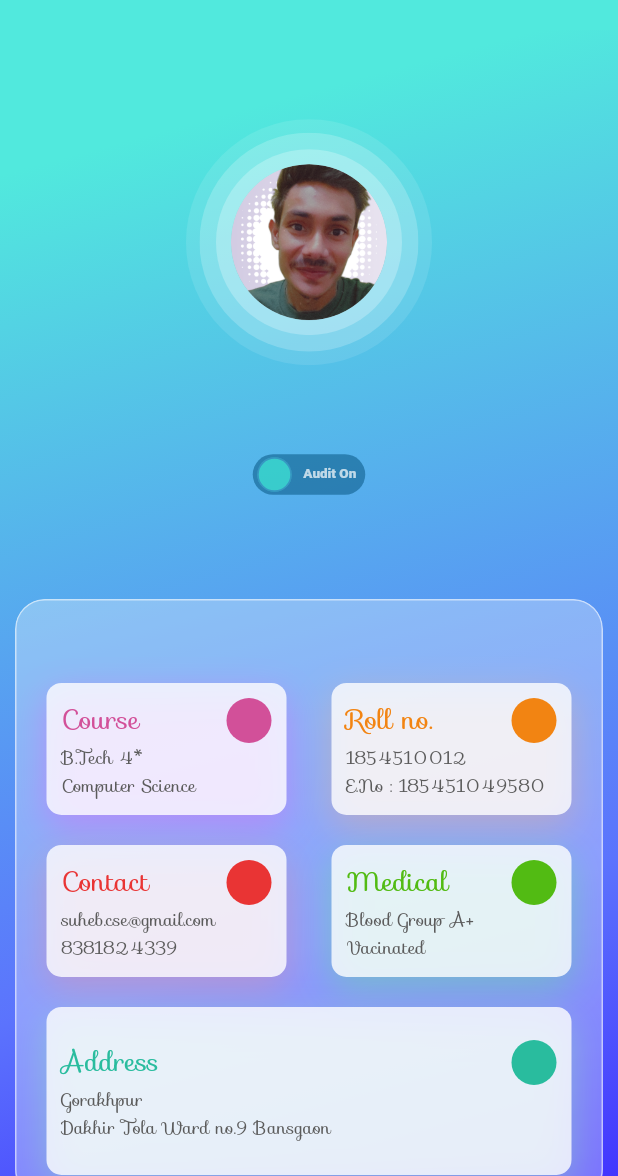
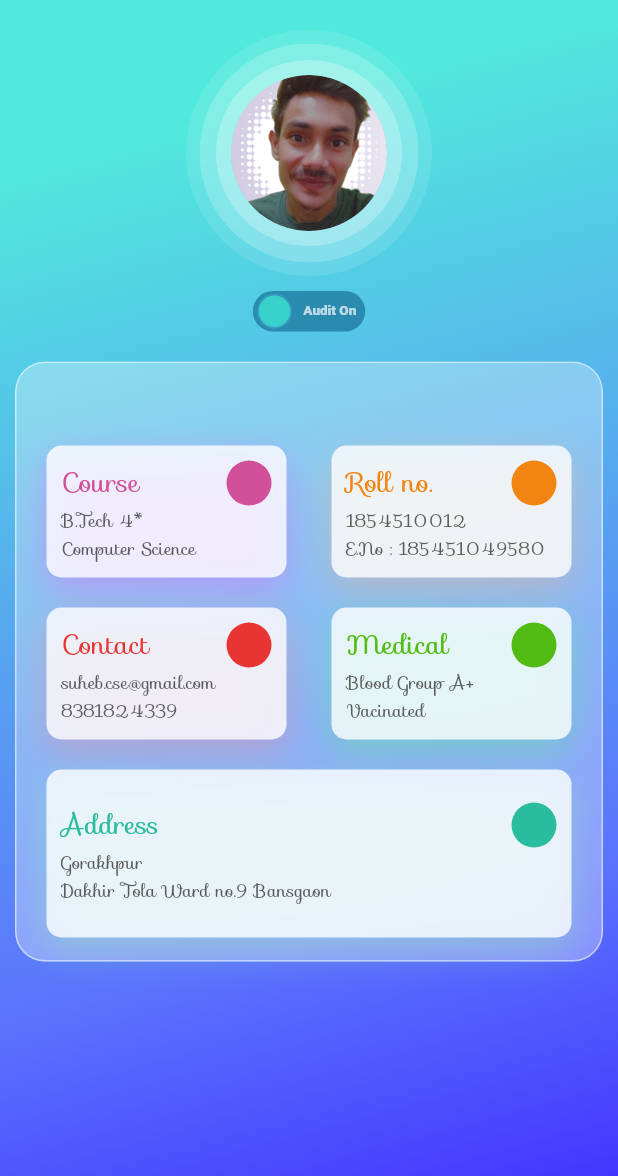
Before and after one commit to Suheb786/DiGi-Tag, a Flutter app: the ProfileView screen opened by its route, on a phone screen of 412 x 824 dp, the part 60-1236 px from its top. Run offline on Flutter 3.47's test engine with Material 2 defaults, Android fonts, the phone set to English and light mode, and no system bars; drawn by our look-alikes of flutter_switch; our stand-ins replace firebase_core, flutter_svg, flutter_zoom_drawer, get, google_fonts, pinput; missing offline and left inert: mobile_scanner; accounts and stored records are empty.

Commit message:
minor change

```diff
--- a/lib/app/modules/views/profile/profile_view.dart
+++ b/lib/app/modules/views/profile/profile_view.dart
@@ -7,7 +7,6 @@ import '../../../Decoration/decoration.dart';
 import '../../controllers/profile_controller.dart';
 import '../../widgets/appbar.dart';
 import '../../widgets/profile_Stack.dart';
-import '../drawer_view.dart';
 import 'audit_off_widget.dart';
 import 'audit_on_widget.dart';
 
@@ -24,14 +23,7 @@ class ProfileView extends GetView<ProfileController> {
             controller.profileScrollController.offset;
       },
     );
-
-    return WillPopScope(
-      onWillPop: () async {
-        Get.offAll(DrawerView());
-        ZoomDrawer.of(context)!.toggle();
-        return false;
-      },
-      child: Scaffold(
+    return Scaffold(
       appBar: MyAppBar(
         MediaQuery.of(context).size.width,
         1,
@@ -59,7 +51,13 @@ class ProfileView extends GetView<ProfileController> {
           }
         },
         child: LayoutBuilder(
-                  builder: (context, constraints) => Container(
+          builder: (context, constraints) {
+            return NotificationListener<OverscrollIndicatorNotification>(
+              onNotification: (overScroll) {
+                overScroll.disallowIndicator();
+                return false;
+              },
+              child: Container(
                 height: double.infinity,
                 width: double.infinity,
                 decoration: Decorations.grdntBG,
@@ -74,16 +72,17 @@ class ProfileView extends GetView<ProfileController> {
                         child: Column(
                           children: [
                             // controller.openclosetype.value = "profile";
-                                    Expanded(
-                                      flex: 3,
-                                      child: Column(
-                                        mainAxisAlignment:
-                                            MainAxisAlignment.spaceEvenly,
+                            Column(
+                              mainAxisAlignment: MainAxisAlignment.spaceEvenly,
                               children: [
                                 // CustomUserNameIcons(),
                                 const ProfileStack(),
+
                                 Obx(
-                                            () => FlutterSwitch(
+                                  () => Padding(
+                                    padding: const EdgeInsets.symmetric(
+                                        vertical: 10),
+                                    child: FlutterSwitch(
                                       value: controller.status.value,
                                       padding: 2,
                                       onToggle: (val) {
@@ -95,20 +94,17 @@ class ProfileView extends GetView<ProfileController> {
                                       activeText: "OFF",
                                       width: 75,
                                       height: 27,
-                                              inactiveColor:
-                                                  const Color(0x80004E79),
-                                              activeColor:
-                                                  const Color(0x80004E79),
+                                      inactiveColor: const Color(0x80004E79),
+                                      activeColor: const Color(0x80004E79),
                                       inactiveToggleColor:
                                           const Color(0x9942FFDD),
                                       inactiveToggleBorder: Border.all(
                                           width: 1,
-                                                  color:
-                                                      const Color(0x663347B4)),
+                                          color: const Color(0x663347B4)),
+                                    ),
                                   ),
                                 ),
                               ],
-                                      ),
                             ),
 
                             Obx(
@@ -123,7 +119,11 @@ class ProfileView extends GetView<ProfileController> {
                         ),
                       ),
                     ])),
-                      )))),
+              ),
+            );
+          },
+        ),
+      ),
     );
   }
 }
```
Also changed, not shown: lib/app/modules/views/profile/audit_off_widget.dart (+0 -72 lines). Lines whose indentation alone changed are shown as unchanged.
